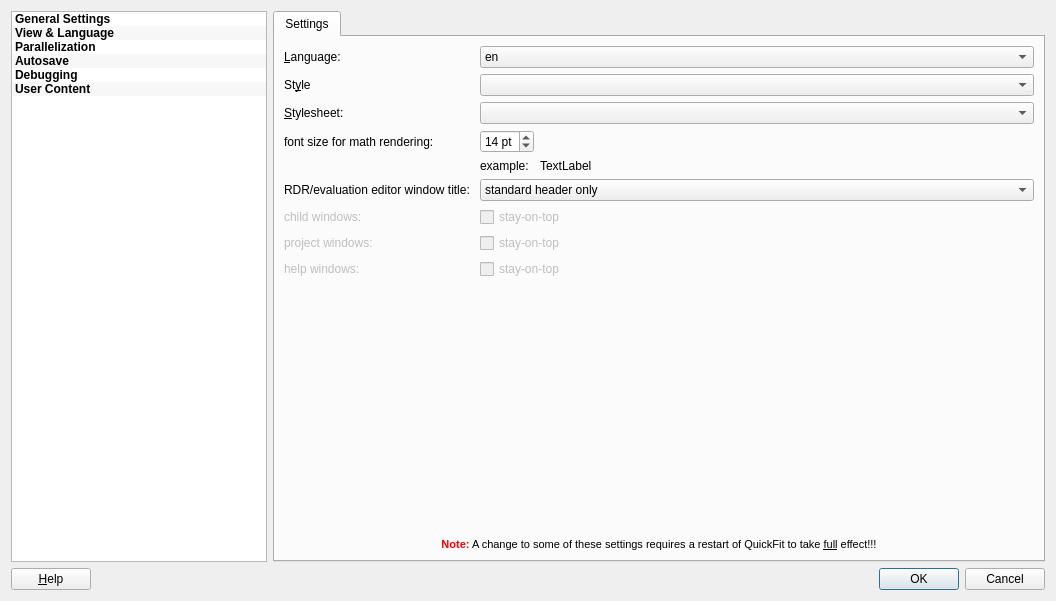
This is application/optionsdialog.ui in jkriege2/QuickFit3 as Qt 5 draws it before an edit. The edited form follows.
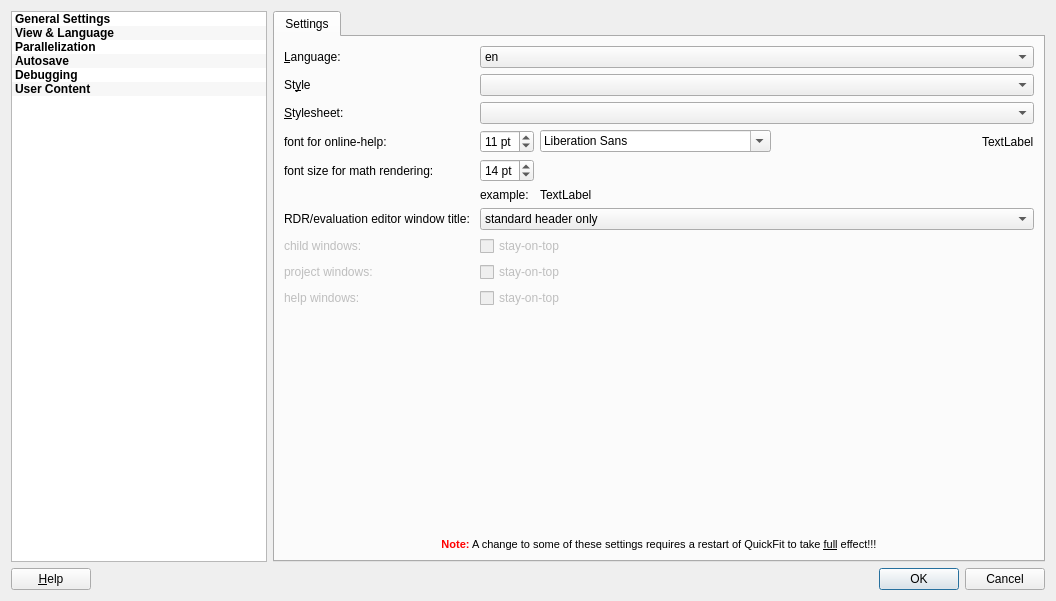
This is the edited form. The open tabs and pages were chosen to show the change. Icons and pictures are not drawn. Custom widgets are drawn as their Qt base class.

Diff of the .ui file:
```diff
--- a/application/optionsdialog.ui
+++ b/application/optionsdialog.ui
@@ -182,7 +182,7 @@
        <item>
         <widget class="QStackedWidget" name="stackedWidget">
          <property name="currentIndex">
-          <number>5</number>
+          <number>1</number>
          </property>
          <widget class="QWidget" name="page_2">
           <layout class="QFormLayout" name="formLayout_6">
@@ -309,7 +309,7 @@
            <item row="2" column="1">
             <widget class="QComboBox" name="cmbStyle"/>
            </item>
-           <item row="8" column="1">
+           <item row="9" column="1">
             <widget class="QCheckBox" name="chkChildWindowsStayOnTop">
              <property name="enabled">
               <bool>false</bool>
@@ -326,7 +326,7 @@
              </property>
             </widget>
            </item>
-           <item row="8" column="0">
+           <item row="9" column="0">
             <widget class="QLabel" name="label_9">
              <property name="enabled">
               <bool>false</bool>
@@ -339,7 +339,7 @@
              </property>
             </widget>
            </item>
-           <item row="9" column="0">
+           <item row="10" column="0">
             <widget class="QLabel" name="label_10">
              <property name="enabled">
               <bool>false</bool>
@@ -352,7 +352,7 @@
              </property>
             </widget>
            </item>
-           <item row="10" column="0">
+           <item row="11" column="0">
             <widget class="QLabel" name="label_11">
              <property name="enabled">
               <bool>false</bool>
@@ -365,7 +365,7 @@
              </property>
             </widget>
            </item>
-           <item row="9" column="1">
+           <item row="10" column="1">
             <widget class="QCheckBox" name="chkProjectWindowsStayOnTop">
              <property name="enabled">
               <bool>false</bool>
@@ -382,7 +382,7 @@
              </property>
             </widget>
            </item>
-           <item row="10" column="1">
+           <item row="11" column="1">
             <widget class="QCheckBox" name="chkHelpWindowsStayOnTop">
              <property name="enabled">
               <bool>false</bool>
@@ -399,7 +399,7 @@
              </property>
             </widget>
            </item>
-           <item row="12" column="0" colspan="2">
+           <item row="13" column="0" colspan="2">
             <widget class="QLabel" name="label_5">
              <property name="text">
               <string>&lt;!DOCTYPE HTML PUBLIC &quot;-//W3C//DTD HTML 4.0//EN&quot; &quot;http://www.w3.org/TR/REC-html40/strict.dtd&quot;&gt;
@@ -410,7 +410,7 @@
              </property>
             </widget>
            </item>
-           <item row="11" column="0">
+           <item row="12" column="0">
             <spacer name="verticalSpacer">
              <property name="orientation">
               <enum>Qt::Vertical</enum>
@@ -423,14 +423,14 @@
              </property>
             </spacer>
            </item>
-           <item row="6" column="0">
+           <item row="7" column="0">
             <widget class="QLabel" name="label_17">
              <property name="text">
               <string>font size for math rendering:</string>
              </property>
             </widget>
            </item>
-           <item row="6" column="1">
+           <item row="7" column="1">
             <layout class="QGridLayout" name="gridLayout_2">
              <item row="0" column="0">
               <widget class="QSpinBox" name="spinMath">
@@ -474,14 +474,14 @@
              </item>
             </layout>
            </item>
-           <item row="7" column="0">
+           <item row="8" column="0">
             <widget class="QLabel" name="label_19">
              <property name="text">
               <string>RDR/evaluation editor window title: </string>
              </property>
             </widget>
            </item>
-           <item row="7" column="1">
+           <item row="8" column="1">
             <widget class="QComboBox" name="cmbWindowHeader">
              <item>
               <property name="text">
@@ -500,6 +500,53 @@
              </item>
             </widget>
            </item>
+           <item row="6" column="0">
+            <widget class="QLabel" name="label_22">
+             <property name="text">
+              <string>font for online-help:</string>
+             </property>
+            </widget>
+           </item>
+           <item row="6" column="1">
+            <layout class="QHBoxLayout" name="horizontalLayout_2">
+             <item>
+              <widget class="QSpinBox" name="spinHelpFontsize">
+               <property name="suffix">
+                <string> pt</string>
+               </property>
+               <property name="minimum">
+                <number>1</number>
+               </property>
+               <property name="value">
+                <number>11</number>
+               </property>
+              </widget>
+             </item>
+             <item>
+              <widget class="QFontComboBox" name="cmbHelpFont"/>
+             </item>
+             <item>
+              <spacer name="horizontalSpacer_3">
+               <property name="orientation">
+                <enum>Qt::Horizontal</enum>
+               </property>
+               <property name="sizeHint" stdset="0">
+                <size>
+                 <width>40</width>
+                 <height>20</height>
+                </size>
+               </property>
+              </spacer>
+             </item>
+             <item>
+              <widget class="QLabel" name="labFontExample">
+               <property name="text">
+                <string>TextLabel</string>
+               </property>
+              </widget>
+             </item>
+            </layout>
+           </item>
           </layout>
          </widget>
          <widget class="QWidget" name="stackedWidgetPage2">
```
Left out of the diff: 43 changed lines with no effect on the pictures.
